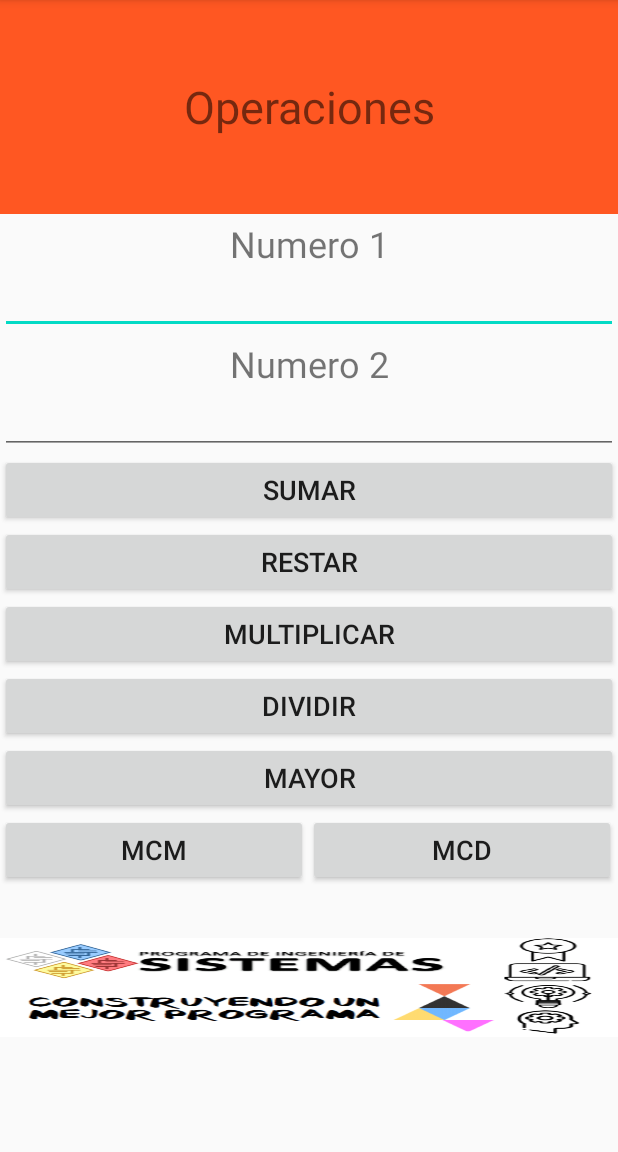
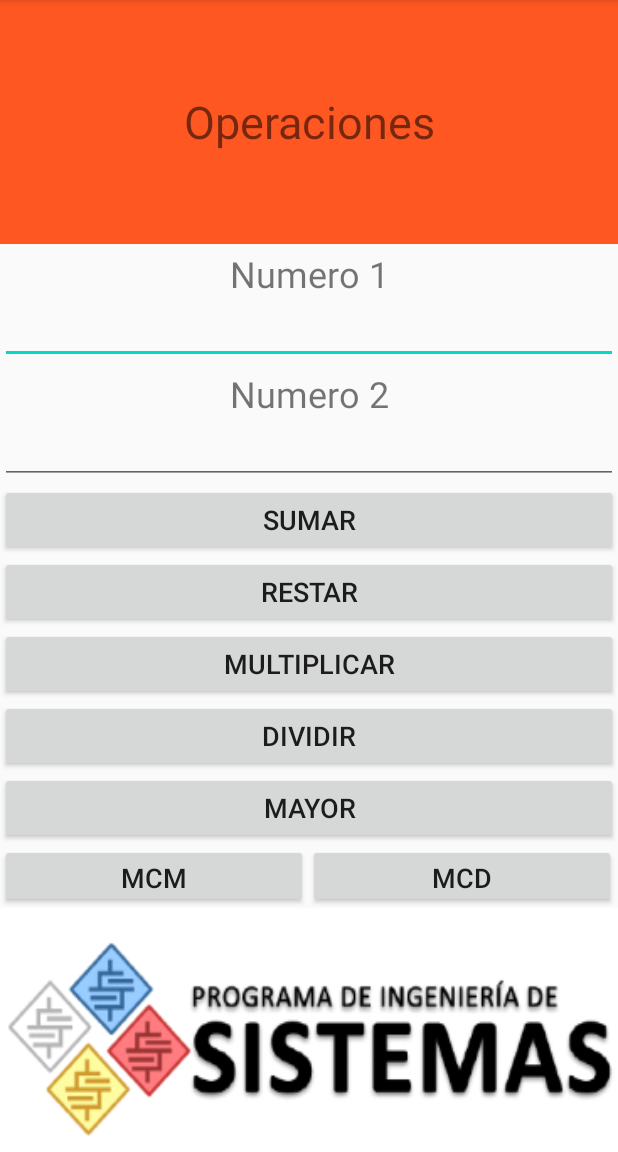
Before and after one commit to BladeNigth/TallerUnimag, an Android app: the SecondActivity screen opened directly, with no data from a screen before it, on a phone screen of 412 x 824 dp, the part 84-1236 px from its top. Run offline under Robolectric (Android 15) with nearby library versions, the phone set to English and light mode, and no system bars.

Commit message:
icono final logo Ing de sistemas

```diff
--- a/app/src/main/res/layout/activity_second.xml
+++ b/app/src/main/res/layout/activity_second.xml
@@ -27,7 +27,7 @@
 
     <LinearLayout
         android:layout_width="match_parent"
-        android:layout_height="795dp"
+        android:layout_height="745dp"
         android:layout_weight="0.5"
         android:orientation="vertical">
 
@@ -98,7 +98,7 @@
 
         <LinearLayout
             android:layout_width="wrap_content"
-            android:layout_height="match_parent"
+            android:layout_height="wrap_content"
             android:orientation="horizontal">
 
             <Button
@@ -127,7 +127,7 @@
         <ImageView
             android:id="@+id/imageView2"
             android:layout_width="match_parent"
-            android:layout_height="66dp"
-            android:background="@drawable/icono300x300" />
+            android:layout_height="match_parent"
+            android:background="@mipmap/iconofinal" />
     </LinearLayout>
 </LinearLayout>
```
Also changed, not shown: app/src/main/res/mipmap-hdpi/iconofinal.png (added).
